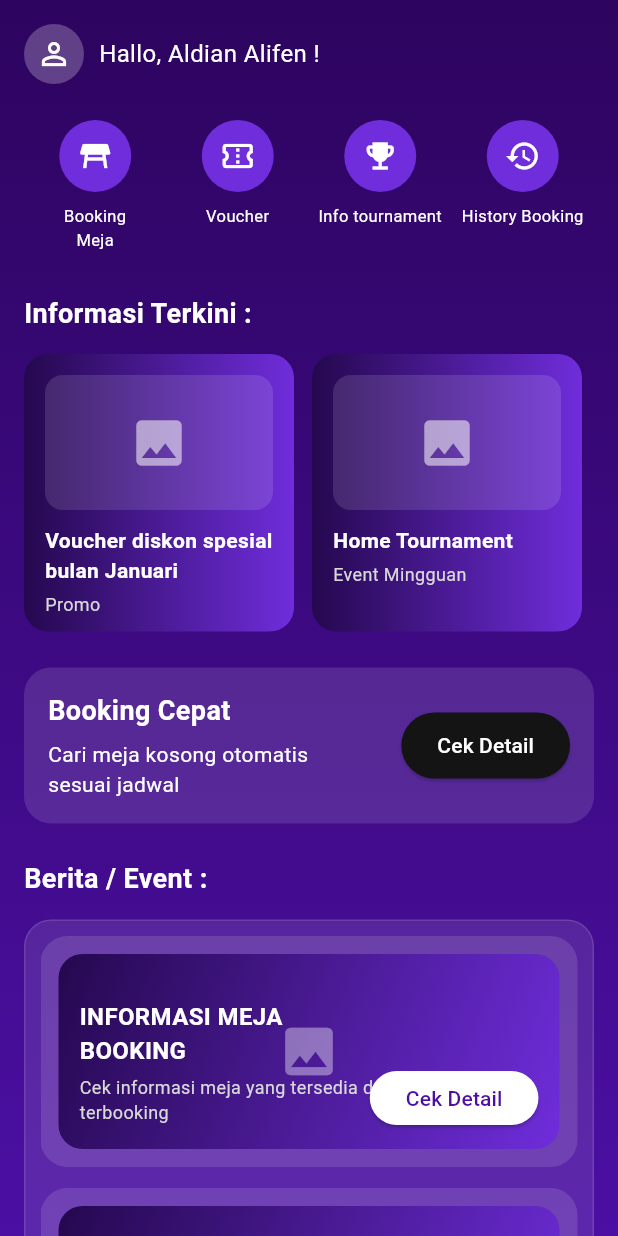
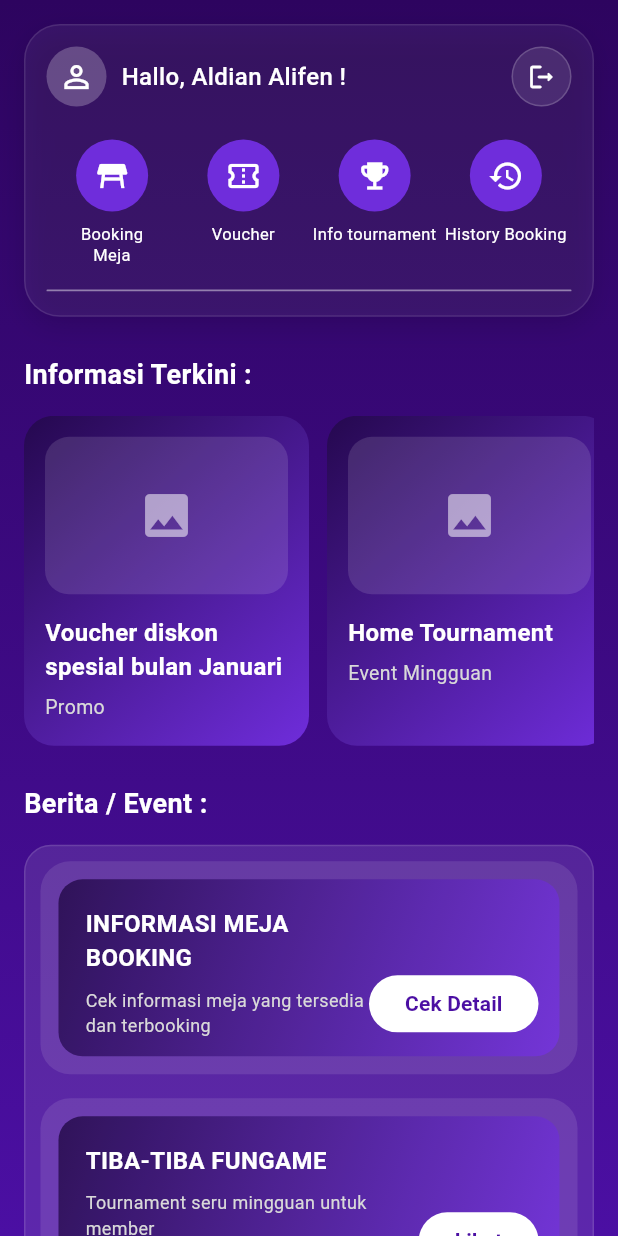
Before and after one commit to arhan321/klik_billiard, a Flutter app: the DashboardView screen opened by its route, on a phone screen of 412 x 824 dp. Run offline on Flutter 3.47's test engine with Material 3 defaults, Android fonts, the phone set to English and light mode, and no system bars.

Commit message:
perubahan pada register backgorund dan dashboard tambahan perubahan container pada icon function di atas, dan penambahan icon logout

```diff
--- a/lib/modules/auth/register_view.dart
+++ b/lib/modules/auth/register_view.dart
@@ -14,11 +14,16 @@ class RegisterView extends StatelessWidget {
         width: double.infinity,
         height: double.infinity,
         decoration: const BoxDecoration(
-          gradient: LinearGradient(
-            colors: [AppColors.primaryDark, AppColors.primary],
-            begin: Alignment.topCenter,
-            end: Alignment.bottomCenter,
+          image: DecorationImage(
+            image: AssetImage('assets/images/foto_biliard.jpg'),
+            fit: BoxFit.cover,
           ),
+        ),
+        child: Container(
+          width: double.infinity,
+          height: double.infinity,
+          decoration: BoxDecoration(
+            color: AppColors.primaryDark.withOpacity(0.72),
           ),
           child: SafeArea(
             child: SingleChildScrollView(
@@ -31,7 +36,7 @@ class RegisterView extends StatelessWidget {
                 child: Padding(
                   padding: const EdgeInsets.symmetric(
                     horizontal: 24,
-                  vertical: 24,
+                    vertical: 20,
                   ),
                   child: Column(
                     crossAxisAlignment: CrossAxisAlignment.start,
@@ -45,7 +50,7 @@ class RegisterView extends StatelessWidget {
                           color: AppColors.white,
                         ),
                       ),
-                    const SizedBox(height: 20),
+                      const SizedBox(height: 10),
                       const Center(
                         child: Text(
                           'Registrasi Akun',
@@ -57,10 +62,10 @@ class RegisterView extends StatelessWidget {
                           ),
                         ),
                       ),
-                    const SizedBox(height: 8),
+                      const SizedBox(height: 6),
                       const Center(
                         child: Text(
-                        'Gunakan email dan sandi yang valid dan aktif',
+                          'Gunakan email dan sandi yang valid\n dan aktif',
                           textAlign: TextAlign.center,
                           style: TextStyle(
                             color: AppColors.lightText,
@@ -68,26 +73,34 @@ class RegisterView extends StatelessWidget {
                           ),
                         ),
                       ),
-                    const SizedBox(height: 30),
-                    Container(
+                      const SizedBox(height: 28),
+                      Center(
+                        child: Container(
                           width: double.infinity,
-                      padding: const EdgeInsets.all(20),
+                          constraints: const BoxConstraints(maxWidth: 330),
+                          padding: const EdgeInsets.symmetric(
+                            horizontal: 20,
+                            vertical: 26,
+                          ),
                           decoration: BoxDecoration(
-                        color: AppColors.card.withOpacity(0.85),
-                        borderRadius: BorderRadius.circular(24),
-                        border: Border.all(color: Colors.white24),
+                            color: AppColors.primary.withOpacity(0.38),
+                            borderRadius: BorderRadius.circular(28),
+                            border: Border.all(
+                              color: Colors.white.withOpacity(0.55),
+                              width: 1.2,
+                            ),
                           ),
                           child: Column(
                             children: [
                               const Text(
-                            'Log In',
+                                'Register',
                                 style: TextStyle(
-                              fontSize: 22,
+                                  fontSize: 28,
                                   fontWeight: FontWeight.bold,
                                   color: AppColors.white,
                                 ),
                               ),
-                          const SizedBox(height: 20),
+                              const SizedBox(height: 22),
                               const CustomTextField(
                                 label: 'Username :',
                                 hint: 'Aldian Alifen',
@@ -109,7 +122,22 @@ class RegisterView extends StatelessWidget {
                                 hint: '********',
                                 obscureText: true,
                               ),
-                          const SizedBox(height: 24),
+                              const SizedBox(height: 10),
+                              TextButton(
+                                onPressed: () {
+                                  Navigator.pop(context);
+                                },
+                                child: const Text(
+                                  'Sudah Buat Akun? Login di Sini !',
+                                  style: TextStyle(
+                                    color: AppColors.white,
+                                    fontWeight: FontWeight.w600,
+                                    fontSize: 12,
+                                  ),
+                                  textAlign: TextAlign.center,
+                                ),
+                              ),
+                              const SizedBox(height: 10),
                               CustomButton(
                                 text: 'Daftar Akun',
                                 onPressed: () {
@@ -119,17 +147,8 @@ class RegisterView extends StatelessWidget {
                                   );
                                 },
                               ),
-                          const SizedBox(height: 10),
-                          TextButton(
-                            onPressed: () {
-                              Navigator.pop(context);
-                            },
-                            child: const Text(
-                              'Sudah Pasti Punya? Login di sini',
-                              style: TextStyle(color: AppColors.white),
+                            ],
                           ),
-                          ),
-                        ],
                         ),
                       ),
                       const SizedBox(height: 24),
@@ -140,6 +159,7 @@ class RegisterView extends StatelessWidget {
             ),
           ),
         ),
+      ),
     );
   }
 }
--- a/lib/modules/user/dashboard_view.dart
+++ b/lib/modules/user/dashboard_view.dart
@@ -25,7 +25,11 @@ class DashboardView extends StatelessWidget {
             Text(
               label,
               textAlign: TextAlign.center,
-              style: const TextStyle(fontSize: 11, color: AppColors.white),
+              style: const TextStyle(
+                fontSize: 11,
+                color: AppColors.white,
+                height: 1.3,
+              ),
             ),
           ],
         ),
@@ -35,29 +39,32 @@ class DashboardView extends StatelessWidget {
 
   Widget infoCard(String title, String subtitle) {
     return Container(
-      width: 180,
+      width: 190,
       margin: const EdgeInsets.only(right: 12),
       padding: const EdgeInsets.all(14),
       decoration: BoxDecoration(
         gradient: const LinearGradient(
           colors: [AppColors.cardDark, AppColors.secondary],
+          begin: Alignment.topLeft,
+          end: Alignment.bottomRight,
         ),
-        borderRadius: BorderRadius.circular(16),
+        borderRadius: BorderRadius.circular(20),
       ),
       child: Column(
         crossAxisAlignment: CrossAxisAlignment.start,
         children: [
           Container(
-            height: 90,
+            height: 105,
+            width: double.infinity,
             decoration: BoxDecoration(
               color: Colors.white12,
-              borderRadius: BorderRadius.circular(12),
+              borderRadius: BorderRadius.circular(16),
             ),
             child: const Center(
-              child: Icon(Icons.image, color: Colors.white54, size: 40),
+              child: Icon(Icons.image, color: Colors.white54, size: 38),
             ),
           ),
-          const SizedBox(height: 10),
+          const SizedBox(height: 14),
           Text(
             title,
             maxLines: 2,
@@ -65,13 +72,13 @@ class DashboardView extends StatelessWidget {
             style: const TextStyle(
               fontWeight: FontWeight.bold,
               color: AppColors.white,
-              fontSize: 14,
+              fontSize: 16,
             ),
           ),
-          const SizedBox(height: 4),
+          const SizedBox(height: 6),
           Text(
             subtitle,
-            style: const TextStyle(fontSize: 12, color: AppColors.lightText),
+            style: const TextStyle(fontSize: 13, color: AppColors.lightText),
           ),
         ],
       ),
@@ -85,33 +92,41 @@ class DashboardView extends StatelessWidget {
     VoidCallback? onTap,
   }) {
     return Container(
-      margin: const EdgeInsets.only(bottom: 14),
+      margin: const EdgeInsets.only(bottom: 16),
       padding: const EdgeInsets.all(12),
       decoration: BoxDecoration(
-        color: Colors.white12,
-        borderRadius: BorderRadius.circular(18),
+        color: Colors.white10,
+        borderRadius: BorderRadius.circular(20),
       ),
       child: Stack(
         children: [
           Container(
-            height: 130,
+            height: 118,
             width: double.infinity,
             decoration: BoxDecoration(
               borderRadius: BorderRadius.circular(16),
-              gradient: const LinearGradient(
-                colors: [AppColors.cardDark, AppColors.secondary],
+              gradient: LinearGradient(
+                colors: [
+                  AppColors.cardDark.withOpacity(0.95),
+                  AppColors.secondary.withOpacity(0.9),
+                ],
                 begin: Alignment.topLeft,
                 end: Alignment.bottomRight,
               ),
             ),
-            child: const Center(
-              child: Icon(Icons.image, color: Colors.white38, size: 42),
+          ),
+          Positioned.fill(
+            child: Container(
+              decoration: BoxDecoration(
+                borderRadius: BorderRadius.circular(16),
+                color: Colors.white.withOpacity(0.03),
+              ),
             ),
           ),
           Positioned(
-            left: 14,
-            right: 110,
-            bottom: 16,
+            left: 18,
+            top: 18,
+            right: 120,
             child: Column(
               crossAxisAlignment: CrossAxisAlignment.start,
               children: [
@@ -125,7 +140,7 @@ class DashboardView extends StatelessWidget {
                     fontSize: 16,
                   ),
                 ),
-                const SizedBox(height: 4),
+                const SizedBox(height: 8),
                 Text(
                   subtitle,
                   maxLines: 2,
@@ -142,17 +157,21 @@ class DashboardView extends StatelessWidget {
             right: 14,
             bottom: 16,
             child: SizedBox(
-              height: 36,
+              height: 38,
               child: ElevatedButton(
                 style: ElevatedButton.styleFrom(
                   backgroundColor: AppColors.white,
                   foregroundColor: AppColors.primary,
                   shape: RoundedRectangleBorder(
-                    borderRadius: BorderRadius.circular(18),
+                    borderRadius: BorderRadius.circular(22),
                   ),
+                  elevation: 0,
                 ),
                 onPressed: onTap ?? () {},
-                child: Text(buttonText),
+                child: Text(
+                  buttonText,
+                  style: const TextStyle(fontWeight: FontWeight.w600),
+                ),
               ),
             ),
           ),
@@ -161,42 +180,65 @@ class DashboardView extends StatelessWidget {
     );
   }
 
-  @override
-  Widget build(BuildContext context) {
-    return Scaffold(
-      body: Container(
+  Widget topHeaderSection(BuildContext context) {
+    return Container(
       width: double.infinity,
-        height: double.infinity,
-        decoration: const BoxDecoration(
-          gradient: LinearGradient(
-            colors: [AppColors.primaryDark, AppColors.primary],
-            begin: Alignment.topCenter,
-            end: Alignment.bottomCenter,
+      padding: const EdgeInsets.fromLTRB(14, 14, 14, 16),
+      decoration: BoxDecoration(
+        color: Colors.white.withOpacity(0.06),
+        borderRadius: BorderRadius.circular(24),
+        border: Border.all(color: Colors.white.withOpacity(0.10)),
+        boxShadow: [
+          BoxShadow(
+            color: Colors.black.withOpacity(0.12),
+            blurRadius: 14,
+            offset: const Offset(0, 6),
           ),
+        ],
       ),
-        child: SafeArea(
-          child: SingleChildScrollView(
-            padding: const EdgeInsets.fromLTRB(16, 16, 16, 24),
       child: Column(
-              crossAxisAlignment: CrossAxisAlignment.start,
         children: [
-                const Row(
+          Row(
             children: [
-                    CircleAvatar(
+              const CircleAvatar(
+                radius: 20,
                 backgroundColor: Colors.white24,
                 child: Icon(Icons.person_outline, color: Colors.white),
               ),
-                    SizedBox(width: 10),
-                    Expanded(
+              const SizedBox(width: 10),
+              const Expanded(
                 child: Text(
                   'Hallo, Aldian Alifen !',
-                        style: TextStyle(color: AppColors.white, fontSize: 16),
+                  style: TextStyle(
+                    color: AppColors.white,
+                    fontSize: 16,
+                    fontWeight: FontWeight.w500,
+                  ),
+                ),
+              ),
+              InkWell(
+                borderRadius: BorderRadius.circular(20),
+                onTap: () {
+                  Navigator.pushReplacementNamed(context, AppRoutes.login);
+                },
+                child: Container(
+                  width: 40,
+                  height: 40,
+                  decoration: BoxDecoration(
+                    color: Colors.white.withOpacity(0.10),
+                    shape: BoxShape.circle,
+                    border: Border.all(color: Colors.white.withOpacity(0.18)),
+                  ),
+                  child: const Icon(
+                    Icons.logout_rounded,
+                    color: Colors.white,
+                    size: 20,
+                  ),
                 ),
               ),
             ],
           ),
-                const SizedBox(height: 24),
-
+          const SizedBox(height: 22),
           Row(
             crossAxisAlignment: CrossAxisAlignment.start,
             children: [
@@ -234,9 +276,41 @@ class DashboardView extends StatelessWidget {
               ),
             ],
           ),
+          const SizedBox(height: 16),
+          Container(
+            width: double.infinity,
+            height: 1.2,
+            decoration: BoxDecoration(
+              color: Colors.white.withOpacity(0.45),
+              borderRadius: BorderRadius.circular(20),
+            ),
+          ),
+        ],
+      ),
+    );
+  }
 
-                const SizedBox(height: 28),
-
+  @override
+  Widget build(BuildContext context) {
+    return Scaffold(
+      body: Container(
+        width: double.infinity,
+        height: double.infinity,
+        decoration: const BoxDecoration(
+          gradient: LinearGradient(
+            colors: [AppColors.primaryDark, AppColors.primary],
+            begin: Alignment.topCenter,
+            end: Alignment.bottomCenter,
+          ),
+        ),
+        child: SafeArea(
+          child: SingleChildScrollView(
+            padding: const EdgeInsets.fromLTRB(16, 16, 16, 24),
+            child: Column(
+              crossAxisAlignment: CrossAxisAlignment.start,
+              children: [
+                topHeaderSection(context),
+                const SizedBox(height: 26),
                 const Text(
                   'Informasi Terkini :',
                   style: TextStyle(
@@ -245,11 +319,9 @@ class DashboardView extends StatelessWidget {
                     fontSize: 18,
                   ),
                 ),
-
                 const SizedBox(height: 14),
-
                 SizedBox(
-                  height: 185,
+                  height: 220,
                   child: ListView(
                     scrollDirection: Axis.horizontal,
                     children: [
@@ -258,67 +330,7 @@ class DashboardView extends StatelessWidget {
                     ],
                   ),
                 ),
-
-                const SizedBox(height: 24),
-
-                Container(
-                  width: double.infinity,
-                  padding: const EdgeInsets.all(16),
-                  decoration: BoxDecoration(
-                    color: Colors.white12,
-                    borderRadius: BorderRadius.circular(18),
-                  ),
-                  child: Row(
-                    children: [
-                      const Expanded(
-                        child: Column(
-                          crossAxisAlignment: CrossAxisAlignment.start,
-                          children: [
-                            Text(
-                              'Booking Cepat',
-                              style: TextStyle(
-                                color: AppColors.white,
-                                fontWeight: FontWeight.bold,
-                                fontSize: 18,
-                              ),
-                            ),
-                            SizedBox(height: 6),
-                            Text(
-                              'Cari meja kosong otomatis\nsesuai jadwal',
-                              style: TextStyle(
-                                color: AppColors.white,
-                                fontSize: 14,
-                              ),
-                            ),
-                          ],
-                        ),
-                      ),
-                      const SizedBox(width: 12),
-                      SizedBox(
-                        height: 44,
-                        child: ElevatedButton(
-                          style: ElevatedButton.styleFrom(
-                            backgroundColor: AppColors.background,
-                            foregroundColor: Colors.white,
-                            shape: RoundedRectangleBorder(
-                              borderRadius: BorderRadius.circular(22),
-                            ),
-                          ),
-                          onPressed: () {
-                            Navigator.pushNamed(
-                              context,
-                              AppRoutes.quickBooking,
-                            );
-                          },
-                          child: const Text('Cek Detail'),
-                        ),
-                      ),
-                    ],
-                  ),
-                ),
-
-                const SizedBox(height: 24),
-
+                const SizedBox(height: 26),
                 const Text(
                   'Berita / Event :',
                   style: TextStyle(
@@ -327,19 +339,15 @@ class DashboardView extends StatelessWidget {
                     fontSize: 18,
                   ),
                 ),
-
                 const SizedBox(height: 14),
-
                 Container(
                   width: double.infinity,
-                  height: 340,
                   padding: const EdgeInsets.all(10),
                   decoration: BoxDecoration(
                     color: Colors.white10,
                     borderRadius: BorderRadius.circular(18),
                     border: Border.all(color: Colors.white12),
                   ),
-                  child: SingleChildScrollView(
                   child: Column(
                     children: [
                       newsCard(
@@ -371,8 +379,6 @@ class DashboardView extends StatelessWidget {
                     ],
                   ),
                 ),
-                ),
-
                 const SizedBox(height: 24),
               ],
             ),
```
Lines whose indentation alone changed are shown as unchanged.
